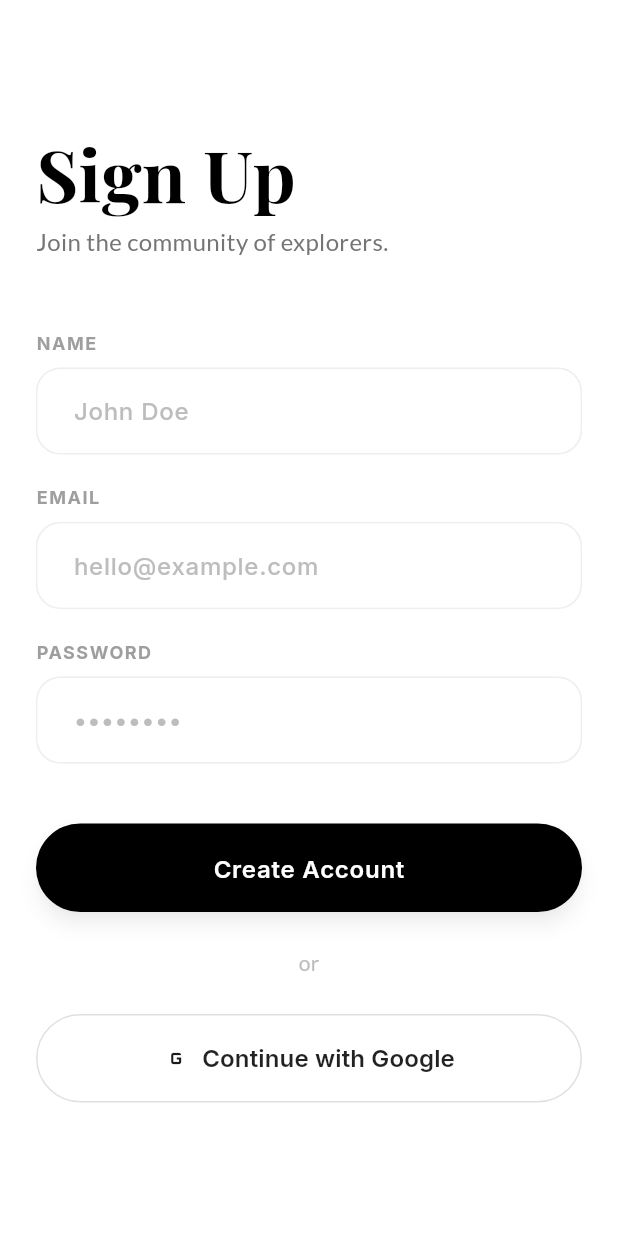
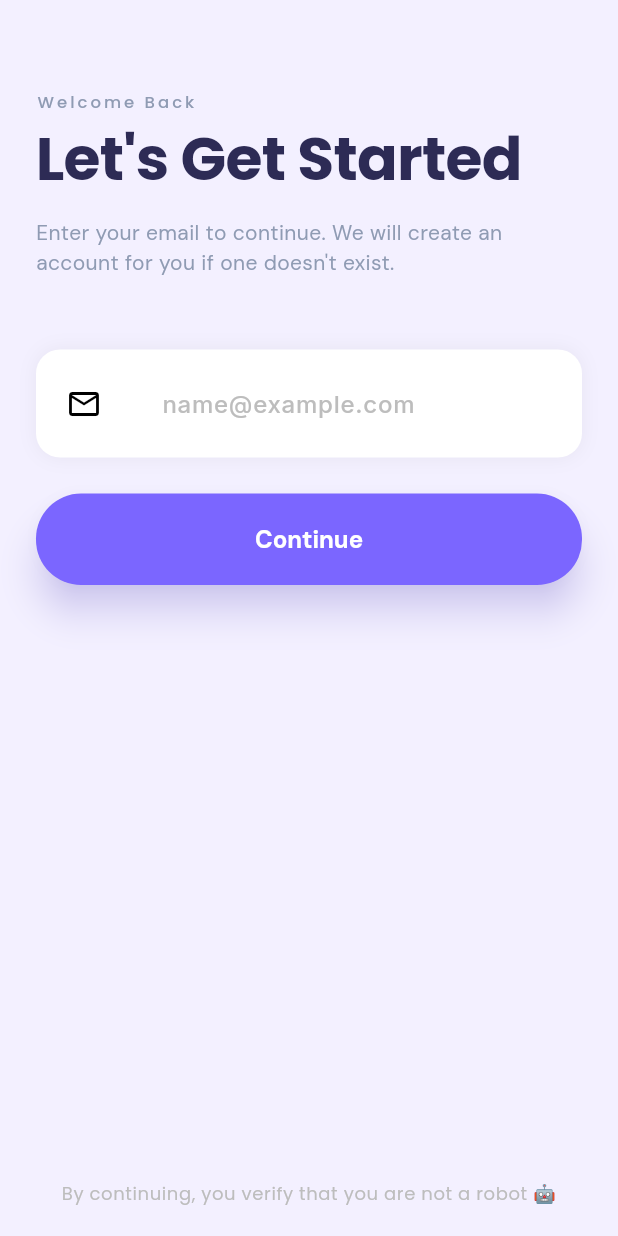
Before and after one commit to maurya-doshi/Travel-App, a Flutter app: the screen it shows after launch, on a phone screen of 412 x 824 dp. Run offline on Flutter 3.47's test engine with Material 3 defaults, Android fonts, the phone set to English and light mode, and no system bars; drawn by our look-alikes of flutter_animate; our stand-ins replace firebase_auth, firebase_core, flutter_map, flutter_riverpod, go_router, google_fonts and 3 more; accounts and stored records are empty.

Commit message:
force push

```diff
--- a/lib/core/router/app_router.dart
+++ b/lib/core/router/app_router.dart
@@ -4,11 +4,13 @@ import 'package:go_router/go_router.dart';
 import 'package:travel_hackathon/features/map/presentation/map_screen.dart';
 import 'package:travel_hackathon/features/social/presentation/chat_screen.dart';
 import 'package:travel_hackathon/features/social/presentation/events_screen.dart';
-import 'package:travel_hackathon/features/auth/presentation/signup_screen.dart';
+import 'package:travel_hackathon/features/auth/presentation/otp_login_screen.dart';
 import 'package:travel_hackathon/core/presentation/scaffold_with_navbar.dart';
 import 'package:travel_hackathon/features/auth/presentation/profile_screen.dart';
 import 'package:travel_hackathon/features/social/presentation/create_event_screen.dart';
 import 'package:travel_hackathon/features/discovery/presentation/city_selection_screen.dart';
+
+import 'package:travel_hackathon/features/auth/presentation/auth_providers.dart';
 
 final routerProvider = Provider<GoRouter>((ref) {
   // Global key for valid context in shell
@@ -17,14 +19,26 @@ final routerProvider = Provider<GoRouter>((ref) {
   final _shellNavigatorExploreKey = GlobalKey<NavigatorState>(debugLabel: 'shellExplore');
   final _shellNavigatorProfileKey = GlobalKey<NavigatorState>(debugLabel: 'shellProfile');
 
+  final userId = ref.watch(currentUserProvider);
+
   return GoRouter(
-    initialLocation: '/signup',
+    initialLocation: '/login',
     navigatorKey: _rootNavigatorKey,
+    // refreshListenable: ValueNotifier(userId), // Ideally needs a real listenable
+    redirect: (context, state) {
+      final isLoggedIn = userId != null;
+      final isLoggingIn = state.uri.toString() == '/login';
+
+      if (!isLoggedIn && !isLoggingIn) return '/login';
+      if (isLoggedIn && isLoggingIn) return '/';
+
+      return null;
+    },
     routes: [
-      // AUTH (No Shell)
+      // AUTH
       GoRoute(
-        path: '/signup',
-        builder: (context, state) => const SignupScreen(),
+        path: '/login',
+        builder: (context, state) => const OtpLoginScreen(),
       ),
 
       // TABS (Shell)
--- a/lib/core/theme/premium_theme.dart
+++ b/lib/core/theme/premium_theme.dart
@@ -2,29 +2,42 @@ import 'package:flutter/material.dart';
 import 'package:google_fonts/google_fonts.dart';
 
 class PremiumTheme {
-  // Colors (Modern Minimalist)
-  static const Color primary = Color(0xFF1A1A1A); // Jet Black
-  static const Color secondary = Color(0xFF2E3A59); // Deep Navy Accents
-  static const Color background = Color(0xFFF8F9FE); // Soft Blue-White
+  // Colors (3D Pastel / Claymorphism)
+  static const Color primary = Color(0xFF7B66FF); // Vibrant Purple
+  static const Color secondary = Color(0xFF4ECDC4); // Soft Cyan
+  static const Color accent = Color(0xFFFF9F1C); // Playful Orange
+  static const Color background = Color(0xFFF3F0FF); // Light Lavender BG
   static const Color surface = Colors.white;
-  static const Color textPrimary = Color(0xFF1A1A1A);
-  static const Color textSecondary = Color(0xFF8F9BB3);
-  static const Color accent = Color(0xFF4E5D78); // Steel Blue
+  static const Color textPrimary = Color(0xFF2D2B55); // Deep Indigo Text
+  static const Color textSecondary = Color(0xFF8F9BB3); // Soft Grey
+
+  // Gradients
+  static const LinearGradient primaryGradient = LinearGradient(
+    colors: [Color(0xFFA566FF), Color(0xFF7B66FF)],
+    begin: Alignment.topLeft,
+    end: Alignment.bottomRight,
+  );
+
+  static const LinearGradient accentGradient = LinearGradient(
+    colors: [Color(0xFF4ECDC4), Color(0xFF2AB7CA)],
+    begin: Alignment.topLeft,
+    end: Alignment.bottomRight,
+  );
 
   // Text Theme
-  static TextTheme get _textTheme => GoogleFonts.montserratTextTheme().copyWith(
-    displayLarge: GoogleFonts.playfairDisplay(
-      fontSize: 36, fontWeight: FontWeight.bold, color: textPrimary, letterSpacing: -0.5),
-    displayMedium: GoogleFonts.playfairDisplay(
-      fontSize: 28, fontWeight: FontWeight.bold, color: textPrimary),
-    titleLarge: GoogleFonts.montserrat(
-      fontSize: 20, fontWeight: FontWeight.w700, color: textPrimary),
-    bodyLarge: GoogleFonts.inter(
+  static TextTheme get _textTheme => GoogleFonts.poppinsTextTheme().copyWith(
+    displayLarge: GoogleFonts.poppins(
+      fontSize: 32, fontWeight: FontWeight.bold, color: textPrimary, letterSpacing: -0.5),
+    displayMedium: GoogleFonts.poppins(
+      fontSize: 24, fontWeight: FontWeight.bold, color: textPrimary),
+    titleLarge: GoogleFonts.poppins(
+      fontSize: 20, fontWeight: FontWeight.w600, color: textPrimary),
+    bodyLarge: GoogleFonts.dmSans(
       fontSize: 16, color: textPrimary, height: 1.5),
-    bodyMedium: GoogleFonts.inter(
+    bodyMedium: GoogleFonts.dmSans(
       fontSize: 14, color: textSecondary, height: 1.4),
-    labelLarge: GoogleFonts.inter(
-      fontSize: 14, fontWeight: FontWeight.w600, color: Colors.white),
+    labelLarge: GoogleFonts.dmSans(
+      fontSize: 16, fontWeight: FontWeight.bold, color: Colors.white),
   );
 
   static ThemeData get lightTheme {
@@ -48,45 +61,52 @@ class PremiumTheme {
         elevation: 0,
         scrolledUnderElevation: 0,
         centerTitle: false,
-        iconTheme: const IconThemeData(color: primary),
-        titleTextStyle: _textTheme.titleLarge?.copyWith(color: primary),
+        iconTheme: const IconThemeData(color: textPrimary),
+        titleTextStyle: _textTheme.titleLarge?.copyWith(color: textPrimary),
       ),
 
       elevatedButtonTheme: ElevatedButtonThemeData(
         style: ElevatedButton.styleFrom(
           backgroundColor: primary,
           foregroundColor: Colors.white, // Text color
-          elevation: 0,
+          elevation: 10,
+          shadowColor: primary.withOpacity(0.4),
           padding: const EdgeInsets.symmetric(horizontal: 24, vertical: 16),
-          shape: RoundedRectangleBorder(borderRadius: BorderRadius.circular(30)), // Pill Shape
+          shape: RoundedRectangleBorder(borderRadius: BorderRadius.circular(24)),
           textStyle: _textTheme.labelLarge,
         ),
       ),
 
       cardTheme: CardThemeData(
         color: surface,
-        elevation: 8,
-        shadowColor: Colors.black.withOpacity(0.05),
-        shape: RoundedRectangleBorder(borderRadius: BorderRadius.circular(24)),
+        elevation: 10,
+        shadowColor: Color(0xFF7B66FF).withOpacity(0.15), // Colored Shadow
+        shape: RoundedRectangleBorder(borderRadius: BorderRadius.circular(32)),
       ),
 
       inputDecorationTheme: InputDecorationTheme(
         filled: true,
         fillColor: surface,
         border: OutlineInputBorder(
-          borderRadius: BorderRadius.circular(16),
+          borderRadius: BorderRadius.circular(20),
           borderSide: BorderSide.none,
         ),
         enabledBorder: OutlineInputBorder(
-          borderRadius: BorderRadius.circular(16),
+          borderRadius: BorderRadius.circular(20),
           borderSide: BorderSide.none,
         ),
         focusedBorder: OutlineInputBorder(
-          borderRadius: BorderRadius.circular(16),
-          borderSide: const BorderSide(color: primary, width: 1.5),
+          borderRadius: BorderRadius.circular(20),
+          borderSide: const BorderSide(color: primary, width: 2),
         ),
-        contentPadding: const EdgeInsets.symmetric(horizontal: 20, vertical: 18),
+        contentPadding: const EdgeInsets.symmetric(horizontal: 20, vertical: 20),
         hintStyle: _textTheme.bodyMedium?.copyWith(color: textSecondary.withOpacity(0.6)),
+      ),
+
+      floatingActionButtonTheme: FloatingActionButtonThemeData(
+        backgroundColor: primary,
+        elevation: 10,
+        shape: RoundedRectangleBorder(borderRadius: BorderRadius.circular(24)),
       ),
 
       pageTransitionsTheme: const PageTransitionsTheme(
--- /dev/null
+++ b/lib/features/auth/presentation/otp_login_screen.dart
@@ -0,0 +1,288 @@
+import 'package:flutter/material.dart';
+import 'package:flutter_riverpod/flutter_riverpod.dart';
+import 'package:go_router/go_router.dart';
+import 'package:google_fonts/google_fonts.dart';
+import 'package:flutter_animate/flutter_animate.dart';
+import 'package:shared_preferences/shared_preferences.dart';
+import 'package:travel_hackathon/features/auth/presentation/auth_providers.dart';
+import 'package:travel_hackathon/core/theme/premium_theme.dart';
+
+class OtpLoginScreen extends ConsumerStatefulWidget {
+  const OtpLoginScreen({super.key});
+
+  @override
+  ConsumerState<OtpLoginScreen> createState() => _OtpLoginScreenState();
+}
+
+class _OtpLoginScreenState extends ConsumerState<OtpLoginScreen> {
+  final _emailController = TextEditingController();
+  final _otpController = TextEditingController(); // Hidden controller for PIN logic
+  final FocusNode _otpFocusNode = FocusNode();
+
+  bool _isOtpSent = false;
+  bool _isLoading = false;
+  int _timer = 30;
+
+  // Mock Logic
+  final String _mockOtp = "123456";
+
+  @override
+  void dispose() {
+    _emailController.dispose();
+    _otpController.dispose();
+    _otpFocusNode.dispose();
+    super.dispose();
+  }
+
+  void _sendOtp() {
+    final email = _emailController.text.trim();
+    if (email.isEmpty || !email.contains('@')) {
+      ScaffoldMessenger.of(context).showSnackBar(
+        const SnackBar(content: Text('Please enter a valid email'), backgroundColor: Colors.red),
+      );
+      return;
+    }
+
+    setState(() => _isLoading = true);
+
+    // Mock Network Delay
+    Future.delayed(const Duration(seconds: 2), () {
+      if (!mounted) return;
+      setState(() {
+        _isLoading = false;
+        _isOtpSent = true;
+      });
+      // Show Professional Notification
+      ScaffoldMessenger.of(context).showSnackBar(
+        SnackBar(
+          content: Text('Verification code sent to $email'),
+          backgroundColor: Colors.black87,
+          behavior: SnackBarBehavior.floating,
+        ),
+      );
+      _otpFocusNode.requestFocus();
+    });
+  }
+
+  void _demoAutoFill() {
+    _otpController.text = _mockOtp;
+    setState(() {});
+    _verifyOtp();
+  }
+
+  void _verifyOtp() async {
+    final otp = _otpController.text;
+    if (otp.length != 6) return;
+
+    setState(() => _isLoading = true);
+
+    // Mock Network Delay
+    await Future.delayed(const Duration(seconds: 1));
+
+    if (!mounted) return;
+
+    if (otp == _mockOtp) {
+      // 1. Success! Create Session
+      final prefs = await SharedPreferences.getInstance();
+      await prefs.setString('user_id', 'user_id_${_emailController.text}'); // Persistent Session
+      await prefs.setString('user_email', _emailController.text);
+
+      // 2. Update App State
+      ref.read(currentUserProvider.notifier).state = 'user_id_${_emailController.text}';
+
+      // 3. Navigate
+      if (mounted) context.go('/');
+
+    } else {
+      setState(() => _isLoading = false);
+      ScaffoldMessenger.of(context).showSnackBar(
+        const SnackBar(content: Text('Invalid Code over. Try "123456"'), backgroundColor: Colors.red),
+      );
+      _otpController.clear();
+    }
+  }
+
+  @override
+  Widget build(BuildContext context) {
+    return Scaffold(
+      backgroundColor: PremiumTheme.background,
+      body: SafeArea(
+        child: Padding(
+          padding: const EdgeInsets.symmetric(horizontal: 24),
+          child: Column(
+            crossAxisAlignment: CrossAxisAlignment.start,
+            children: [
+              const SizedBox(height: 60),
+              // Header
+              Text(
+                'Welcome Back',
+                style: Theme.of(context).textTheme.labelSmall?.copyWith(
+                  color: PremiumTheme.textSecondary,
+                  letterSpacing: 2,
+                ),
+              ).animate().fadeIn().slideY(begin: -0.5),
+              const SizedBox(height: 8),
+              Text(
+                _isOtpSent ? 'Verify It\'s You' : 'Let\'s Get Started',
+                style: Theme.of(context).textTheme.displayLarge?.copyWith(fontSize: 40),
+              ).animate().fadeIn().slideX(),
+              const SizedBox(height: 16),
+              Text(
+                _isOtpSent
+                  ? 'We sent a 6-digit code to ${_emailController.text}. Enter it below.'
+                  : 'Enter your email to continue. We will create an account for you if one doesn\'t exist.',
+                style: Theme.of(context).textTheme.bodyMedium,
+              ).animate().fadeIn(delay: 200.ms),
+
+              const SizedBox(height: 48),
+
+              // UI Transition between Email and OTP
+              AnimatedSwitcher(
+                duration: const Duration(milliseconds: 500),
+                transitionBuilder: (child, animation) => FadeTransition(opacity: animation, child: SlideTransition(
+                  position: Tween<Offset>(begin: const Offset(0.1, 0), end: Offset.zero).animate(animation),
+                  child: child,
+                )),
+                child: _isOtpSent ? _buildOtpInput() : _buildEmailInput(),
+              ),
+
+              const Spacer(),
+
+              Center(
+                child: Text(
+                  _isOtpSent ? "Didn't receive code? Resend in $_timer s" : "By continuing, you verify that you are not a robot 🤖",
+                  style: Theme.of(context).textTheme.bodySmall?.copyWith(color: Colors.grey[400]),
+                  textAlign: TextAlign.center,
+                ),
+              ),
+              const SizedBox(height: 20),
+            ],
+          ),
+        ),
+      ),
+    );
+  }
+
+  Widget _buildEmailInput() {
+    return Column(
+      key: const ValueKey('email_input'),
+      crossAxisAlignment: CrossAxisAlignment.stretch,
+      children: [
+        Container(
+           padding: const EdgeInsets.symmetric(horizontal: 20, vertical: 4),
+           decoration: BoxDecoration(
+             color: Colors.white,
+             borderRadius: BorderRadius.circular(16),
+             boxShadow: [BoxShadow(color: Colors.black.withOpacity(0.05), blurRadius: 10)],
+           ),
+           child: TextField(
+             controller: _emailController,
+             decoration: InputDecoration(
+               border: InputBorder.none,
+               hintText: 'name@example.com',
+               hintStyle: GoogleFonts.inter(color: Colors.grey[400]),
+               icon: const Icon(Icons.email_outlined, color: Colors.black,),
+             ),
+             style: GoogleFonts.inter(fontSize: 16, fontWeight: FontWeight.w500),
+           ),
+        ),
+        const SizedBox(height: 24),
+        ElevatedButton(
+          onPressed: _isLoading ? null : _sendOtp,
+          style: ElevatedButton.styleFrom(
+             padding: const EdgeInsets.symmetric(vertical: 20),
+             shape: RoundedRectangleBorder(borderRadius: BorderRadius.circular(30)),
+          ),
+          child: _isLoading
+            ? const SizedBox(height: 20, width: 20, child: CircularProgressIndicator(color: Colors.white, strokeWidth: 2))
+            : const Text('Continue'),
+        ),
+      ],
+    );
+  }
+
+  Widget _buildOtpInput() {
+    return Column(
+      key: const ValueKey('otp_input'),
+      crossAxisAlignment: CrossAxisAlignment.stretch,
+      children: [
+        // Hidden TextField for Input Handling
+        SizedBox(
+          height: 0,
+          width: 0,
+          child: TextField(
+            controller: _otpController,
+            focusNode: _otpFocusNode,
+            keyboardType: TextInputType.number,
+            maxLength: 6,
+            onChanged: (val) {
+              setState(() {});
+              if (val.length == 6) _verifyOtp();
+            },
+          ),
+        ),
+
+        // Custom PIN Boxes
+        GestureDetector(
+          onTap: () => _otpFocusNode.requestFocus(),
+          child: Row(
+            mainAxisAlignment: MainAxisAlignment.spaceBetween,
+            children: List.generate(6, (index) {
+              final isFilled = _otpController.text.length > index;
+              final isFocused = _otpController.text.length == index;
+              return AnimatedContainer(
+                duration: const Duration(milliseconds: 200),
+                width: 48,
+                height: 60,
+                decoration: BoxDecoration(
+                  color: isFilled ? Colors.black : Colors.white,
+                  borderRadius: BorderRadius.circular(12),
+                  border: Border.all(
+                    color: isFocused ? Colors.black : Colors.transparent,
+                    width: 2,
+                  ),
+                  boxShadow: [BoxShadow(color: Colors.black.withOpacity(0.05), blurRadius: 10)],
+                ),
+                alignment: Alignment.center,
+                child: Text(
+                  isFilled ? _otpController.text[index] : '',
+                  style: GoogleFonts.oswald(
+                    fontSize: 24,
+                    color: isFilled ? Colors.white : Colors.black,
+                    fontWeight: FontWeight.bold,
+                  ),
+                ),
+              );
+            }),
+          ),
+        ),
+
+        const SizedBox(height: 32),
+
+        ElevatedButton(
+          onPressed: _isLoading ? null : _verifyOtp,
+           style: ElevatedButton.styleFrom(
+             backgroundColor: Colors.black,
+             padding: const EdgeInsets.symmetric(vertical: 20),
+             shape: RoundedRectangleBorder(borderRadius: BorderRadius.circular(30)),
+          ),
+          child: _isLoading
+             ? const SizedBox(height: 20, width: 20, child: CircularProgressIndicator(color: Colors.white, strokeWidth: 2))
+             : const Text('Verify & Login'),
+        ),
+
+        const SizedBox(height: 16),
+        TextButton.icon(
+          onPressed: _demoAutoFill,
+          icon: const Icon(Icons.auto_fix_high, size: 16, color: Colors.blue),
+          label: const Text("Demo: Auto-Fill Code", style: TextStyle(color: Colors.blue)),
+        ),
+        const SizedBox(height: 8),
+        TextButton(
+          onPressed: () => setState(() => _isOtpSent = false),
+          child: Text("Change Email", style: TextStyle(color: PremiumTheme.textSecondary)),
+        ),
+      ],
+    );
+  }
+}
--- a/lib/features/social/presentation/events_screen.dart
+++ b/lib/features/social/presentation/events_screen.dart
@@ -150,6 +150,7 @@ class EventsScreen extends ConsumerWidget {
         ),
       ),
       floatingActionButton: FloatingActionButton.extended(
+        heroTag: 'events_fab',
         onPressed: () => context.push('/create-event'),
         backgroundColor: PremiumTheme.primary,
         foregroundColor: Colors.white,
--- a/lib/features/social/presentation/social_providers.dart
+++ b/lib/features/social/presentation/social_providers.dart
@@ -8,8 +8,9 @@ import 'package:travel_hackathon/core/services/api_service_provider.dart';
 import 'package:travel_hackathon/features/social/data/api_social_repository.dart';
 
 final socialRepositoryProvider = Provider<SocialRepository>((ref) {
-  final apiService = ref.watch(apiServiceProvider);
-  return ApiSocialRepository(apiService);
+  // final apiService = ref.watch(apiServiceProvider);
+  // return ApiSocialRepository(apiService);
+  return MockSocialRepository();
 });
 
 // Events for a specific city
--- a/pubspec.yaml
+++ b/pubspec.yaml
@@ -22,6 +22,7 @@ dependencies:
   firebase_core: ^2.32.0
   firebase_auth: ^4.20.0
   google_sign_in: ^6.2.1
+  shared_preferences: ^2.5.4
 
 dev_dependencies:
   flutter_test:
```
Also changed, not shown: lib/features/auth/presentation/profile_screen.dart (+13 -5 lines), lib/features/map/data/mock_map_repository.dart (+56 -11 lines), lib/features/map/presentation/map_providers.dart (+5 -4 lines), lib/features/map/presentation/map_screen.dart (+52 -42 lines), lib/features/social/data/mock_social_repository.dart (+48 -2 lines), lib/main.dart (+14 -1 lines), pubspec.lock, 5 other files.
